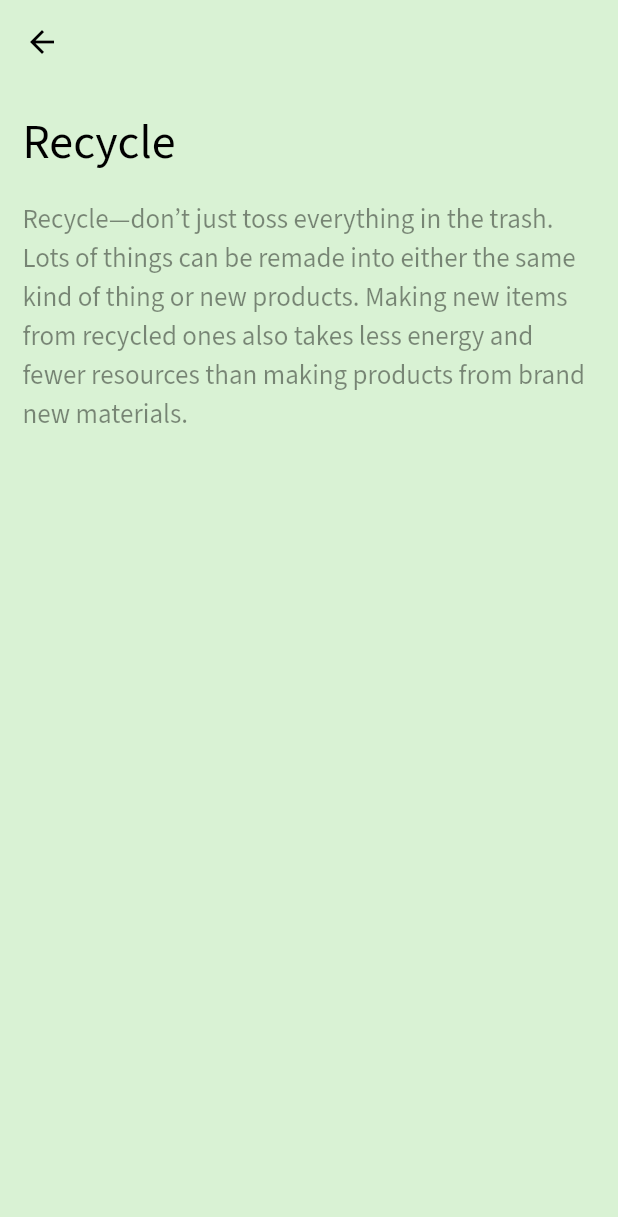
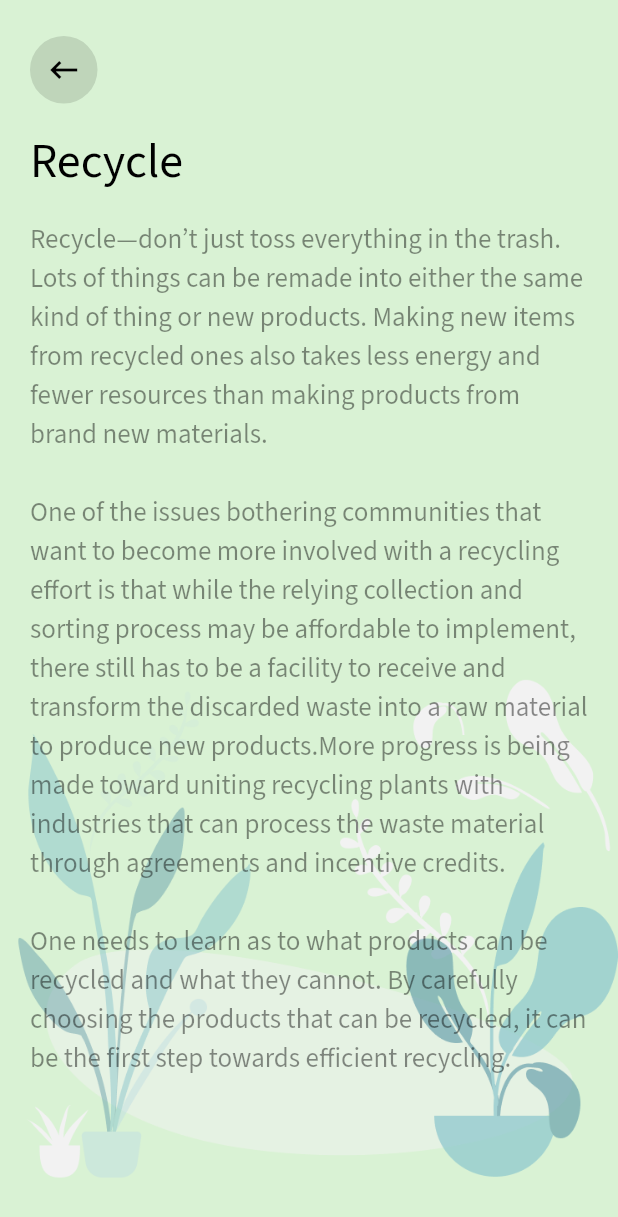
Before and after one commit to jddeep/BinMe, a Flutter app: the MapPage screen opened directly, after a tap on "Recycle", on a phone screen of 412 x 824 dp. Shown: the top 1217 px of the screen. Run offline on Flutter 3.47's test engine with Material 2 defaults, Android fonts, the phone set to English and light mode, and no system bars; our stand-ins replace cloud_firestore, google_fonts, google_maps_flutter, image_picker, location; missing offline and left inert: qr_code_scanner; accounts and stored records are empty.

Commit message:
info page done

```diff
--- a/lib/constants/info.dart
+++ b/lib/constants/info.dart
@@ -1,3 +1,3 @@
-const String reduceText = "Reduce/Reduction: to make something smaller or use less, resulting in a smaller amount of waste.\nYou can practice reduction by selecting products that do not have to be added to landfills or the waste stream in general.";
-const String reuseText = "You can \"reuse\" materials in their original form instead of throwing them away, or pass those materials on to others who could use them too! Remember, one man's trash is another man's treasure! Here are some examples of reuse...";
-const String recycleText = "Recycle—don’t just toss everything in the trash. Lots of things can be remade into either the same kind of thing or new products. Making new items from recycled ones also takes less energy and fewer resources than making products from brand new materials.";
+const String reduceText = "Reduce/Reduction: to make something smaller or use less, resulting in a smaller amount of waste.\nYou can practice reduction by selecting products that do not have to be added to landfills or the waste stream in general.\n\nStep 1: Is there something else that can be used for this purpose? Using multi-use items is essential to beginning reduction. \nOne example would be a coffeepot and a cappuccino maker. Both of them distinctly do different things, but you can buy a coffeepot that has a steaming attachment on it so it can do both. The purchase of one item means that you don’t use two. It reduces the amount of production and the amount of waste packaging material that will be generated.\n\n Step 2: Is this something that needs to be done? \n\nA lot of our waste material comes from items that are considered to be “disposable.” Not in the sense that you use something once and then throw it away, that can actually be a part of environmental responsibility when you are working with medical items – disposable in this sense means whether or not what the item allows you to do has any real meaning or purpose.";
+const String reuseText = "You can \"reuse\" materials in their original form instead of throwing them away, or pass those materials on to others who could use them too! Remember, one man's trash is another man's treasure! Here are some examples of reuse.\n\nReuse below items:\nOld jars and pots: Old jars and pots can be used to store items in the kitchen. They can also be used to store loose items together, such as computer wires.\nTyres: Old tyres can either be sent to the recycling station or can be used to make tyre-swing.\nUsed wood: Used wood can be used as firewood or can be used as woodcraft.\nNewspaper: Old newspapers can be used to pack items when you’re planning to move to another home or store old items.\nEnvelopes: Old and waste envelopes can be used by children to make short notes.\nWaste paper: Waste paper can be used to make notes and sketches and can be sent to the recycling center when you don’t need them anymore.\nOld jeans or t-shirts or any clothes: These can be turned into bags or tote-bags with the help of tutorials available on the internet. At least old clothes can become cleaning rags.";
+const String recycleText = "Recycle—don’t just toss everything in the trash. Lots of things can be remade into either the same kind of thing or new products. Making new items from recycled ones also takes less energy and fewer resources than making products from brand new materials.\n\nOne of the issues bothering communities that want to become more involved with a recycling effort is that while the relying collection and sorting process may be affordable to implement, there still has to be a facility to receive and transform the discarded waste into a raw material to produce new products.More progress is being made toward uniting recycling plants with industries that can process the waste material through agreements and incentive credits.\n\nOne needs to learn as to what products can be recycled and what they cannot. By carefully choosing the products that can be recycled, it can be the first step towards efficient recycling.";
--- a/lib/screens/MapPage.dart
+++ b/lib/screens/MapPage.dart
@@ -1,3 +1,5 @@
+import 'dart:math';
+
 import 'package:flutter/material.dart';
 import 'package:google_fonts/google_fonts.dart';
 import 'package:rrr/constants/info.dart';
@@ -14,7 +16,13 @@ class _MapPageState extends State<MapPage> {
     return Scaffold(
       body: Padding(
         padding: const EdgeInsets.only(top: 30.0, left: 15.0, right: 15.0),
-        child: SingleChildScrollView(
+        child: Stack(
+          children: <Widget>[
+            Container(
+              height: MediaQuery.of(context).size.height,
+              child: Align(alignment: Alignment.bottomRight,child: Image.asset("assets/images/plantbg.png")),
+            ),
+            SingleChildScrollView(
               child: Column(
                 crossAxisAlignment: CrossAxisAlignment.start,
                 mainAxisSize: MainAxisSize.max,
@@ -43,14 +51,16 @@ class _MapPageState extends State<MapPage> {
                           fontSize: 18),
                     ),
                   ),
-              InfoCard(color: Color(0xFFFFCCCC), title: "Reuse", text: reuseText,),
-              InfoCard(color: Color(0xFFFAE1B3), title: "Reduce", text: reduceText,),
-              InfoCard(color: Color(0xFFD9F2D4), title: "Recycle", text: recycleText,),
+                  InfoCard(color: "FFCCCC", title: "Reuse", text: reuseText,),
+                  InfoCard(color: "FAE1B3", title: "Reduce", text: reduceText,),
+                  InfoCard(color: "D9F2D4", title: "Recycle", text: recycleText,),
                   Container(
-                height: 30,
+                    height: 300,
                   )
                 ],
               ),
+            ),
+          ],
         ),
       ),
     );
--- a/lib/screens/info_page_detail.dart
+++ b/lib/screens/info_page_detail.dart
@@ -11,27 +11,43 @@ class InfoDetailPage extends StatelessWidget {
 
   @override
   Widget build(BuildContext context) {
+    var c = "0xFF" + color.toString();
     return Stack(
       children: <Widget>[
         Hero(
             tag: "${title.toString() + 0.toString()}",
             child: Container(
-              color: color,
+              color: Color(int.parse(c)),
+              height: MediaQuery.of(context).size.height,
+              child: Align(alignment: Alignment.bottomCenter,child: Image.asset("assets/images/plants.png")),
             )),
         Scaffold(
           backgroundColor: Colors.transparent,
-          appBar: AppBar(
-            elevation: 0.0,
-            backgroundColor: Colors.transparent,
-            iconTheme: IconThemeData(color: Colors.black),
-          ),
-          body: SingleChildScrollView(
+          body: SafeArea(
+            child: SingleChildScrollView(
               child: Padding(
-              padding:
-                  const EdgeInsets.only(left: 15.0, right: 15.0),
+                padding: const EdgeInsets.only(left: 20.0, right: 20.0),
                 child: Column(
                   crossAxisAlignment: CrossAxisAlignment.start,
                   children: <Widget>[
+                    Container(
+                      height: 24,
+                    ),
+                    Material(
+                      color: Colors.transparent,
+                      child: InkWell(
+                        onTap: (){},
+                          onLongPress: (){},
+                          child: Container(
+                            height: 45,
+                              width: 45,
+                              decoration: BoxDecoration(
+                                  color: Colors.black12, shape: BoxShape.circle),
+                              child: Icon(
+                                Icons.keyboard_backspace,
+                                color: Colors.black,
+                              ))),
+                    ),
                     Padding(
                       padding: const EdgeInsets.symmetric(vertical: 16.0),
                       child: Text(
@@ -62,6 +78,7 @@ class InfoDetailPage extends StatelessWidget {
               ),
             ),
           ),
+        ),
       ],
     );
   }
--- a/lib/widgets/card.dart
+++ b/lib/widgets/card.dart
@@ -1,3 +1,5 @@
+import 'dart:ui';
+
 import 'package:flutter/material.dart';
 import 'package:google_fonts/google_fonts.dart';
 import 'package:rrr/constants/info.dart';
@@ -12,17 +14,23 @@ class InfoCard extends StatelessWidget {
 
   @override
   Widget build(BuildContext context) {
+    var c = "0x87" + color.toString();
+
     return Padding(
       padding: const EdgeInsets.symmetric(vertical: 12.0, horizontal: 15.0),
       child: Card(
         margin: EdgeInsets.all(0.0),
-        elevation: 8.0,
+        elevation: 0.0,
         shape: RoundedRectangleBorder(borderRadius: BorderRadius.circular(12)),
         clipBehavior: Clip.hardEdge,
+        color: Colors.transparent,
         child: Hero(
           tag: "${title.toString() + 0.toString()}",
+          child: ClipRRect(
+            child: BackdropFilter(
+              filter: ImageFilter.blur(sigmaY: 10.0, sigmaX: 10.0),
               child: Container(
-            color: this.color,
+                color: Color(int.parse(c)),
                 child: Material(
                   color: Colors.transparent,
                   child: InkWell(
@@ -78,6 +86,8 @@ class InfoCard extends StatelessWidget {
               ),
             ),
           ),
+        ),
+      ),
     );
   }
 }
```
Also changed, not shown: assets/images/Succulents.png (added), assets/images/plantbg.png (added), assets/images/plants.png (added), pubspec.lock. Lines whose indentation alone changed are shown as unchanged.
